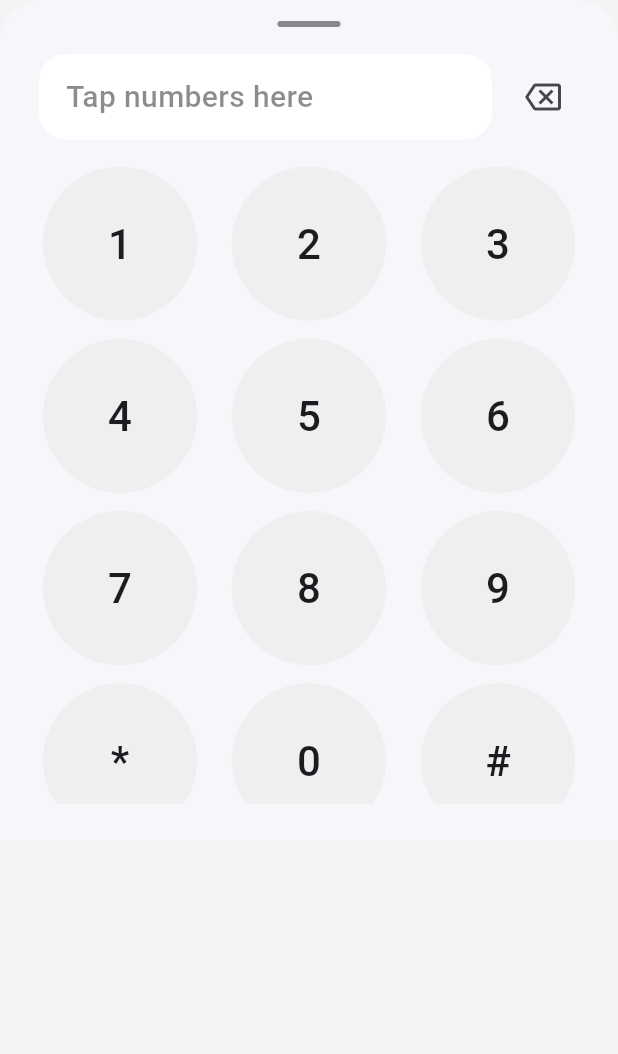
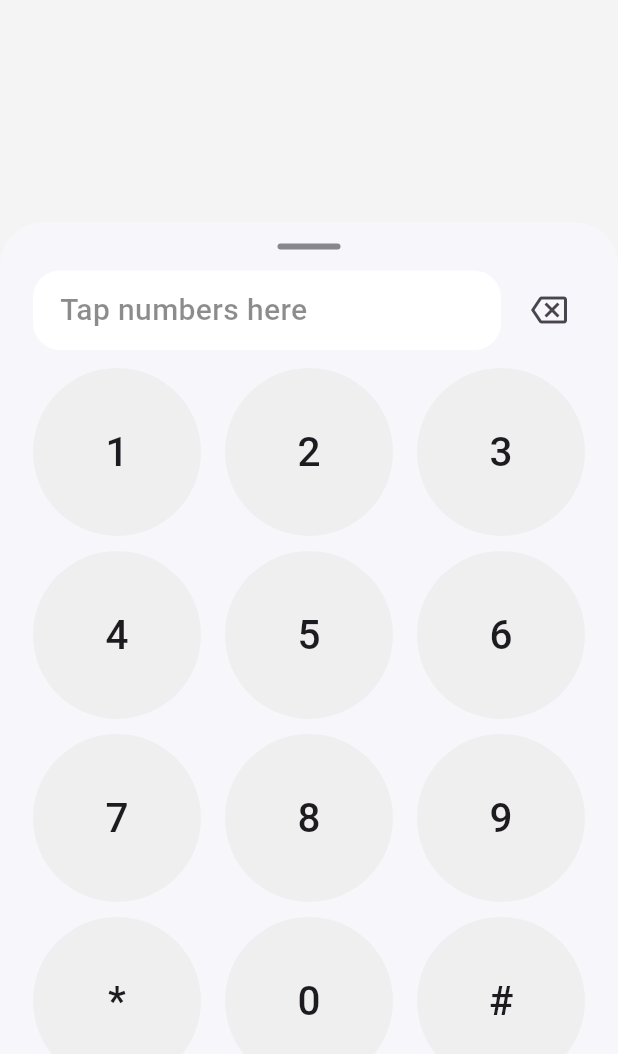
Before and after one commit to Craloloy/Roque-CS-Elective-2, a Flutter app: the _KeypadSheet widget shown alone on an empty page, opened directly, on a phone screen of 412 x 824 dp. Shown: the top 1054 px of the screen. Run offline on Flutter 3.47's test engine with Material 3 defaults, Android fonts, the phone set to English and light mode, and no system bars; key blocks and very long unbroken strings in the code were emptied for the run.

Commit message:
Fix responsive keypad and incoming call state

```diff
--- a/lib/main.dart
+++ b/lib/main.dart
@@ -7,6 +7,8 @@ import 'niki_image.dart';
 void main() {
   runApp(const CallApp());
 }
+
+enum CallStatus { incoming, connected, ended }
 
 class CallApp extends StatelessWidget {
   const CallApp({super.key});
@@ -38,7 +40,7 @@ class _CallScreenState extends State<CallScreen>
   bool isBluetoothOn = false;
   bool isOnHold = false;
   bool isSpeakerOn = false;
-  bool callEnded = false;
+  CallStatus callStatus = CallStatus.incoming;
 
   late final AnimationController _pulseController;
   late final MemoryImage _nikiImage;
@@ -59,10 +61,43 @@ class _CallScreenState extends State<CallScreen>
     super.dispose();
   }
 
+  String get _statusText {
+    switch (callStatus) {
+      case CallStatus.incoming:
+        return 'Incoming Call';
+      case CallStatus.connected:
+        return 'Connected';
+      case CallStatus.ended:
+        return 'Call Ended';
+    }
+  }
+
+  void _handleMainCallButton() {
+    setState(() {
+      switch (callStatus) {
+        case CallStatus.incoming:
+          callStatus = CallStatus.connected;
+          _pulseController.stop();
+          break;
+        case CallStatus.connected:
+          callStatus = CallStatus.ended;
+          _pulseController.stop();
+          break;
+        case CallStatus.ended:
+          callStatus = CallStatus.incoming;
+          _pulseController.repeat(reverse: true);
+          break;
+      }
+    });
+  }
+
   void _openKeypad() {
+    if (callStatus == CallStatus.ended) return;
+
     showModalBottomSheet<void>(
       context: context,
       isScrollControlled: true,
+      useSafeArea: true,
       backgroundColor: Colors.transparent,
       builder: (context) => const _KeypadSheet(),
     );
@@ -70,6 +105,9 @@ class _CallScreenState extends State<CallScreen>
 
   @override
   Widget build(BuildContext context) {
+    final isConnected = callStatus == CallStatus.connected;
+    final isEnded = callStatus == CallStatus.ended;
+
     return Scaffold(
       body: SafeArea(
         child: Center(
@@ -97,7 +135,7 @@ class _CallScreenState extends State<CallScreen>
               child: Column(
                 children: [
                   Text(
-                    callEnded ? 'Call Ended' : 'Incoming Call',
+                    _statusText,
                     style: const TextStyle(
                       fontSize: 16,
                       fontWeight: FontWeight.w500,
@@ -169,12 +207,14 @@ class _CallScreenState extends State<CallScreen>
                         icon: isMuted ? Icons.mic_off_outlined : Icons.mic_none,
                         label: 'Mute',
                         active: isMuted,
+                        enabled: isConnected,
                         onTap: () => setState(() => isMuted = !isMuted),
                       ),
                       _CallOption(
                         icon: Icons.bluetooth,
                         label: 'Bluetooth',
                         active: isBluetoothOn,
+                        enabled: isConnected,
                         onTap: () =>
                             setState(() => isBluetoothOn = !isBluetoothOn),
                       ),
@@ -182,6 +222,7 @@ class _CallScreenState extends State<CallScreen>
                         icon: Icons.phone_paused_outlined,
                         label: 'Hold',
                         active: isOnHold,
+                        enabled: isConnected,
                         onTap: () => setState(() => isOnHold = !isOnHold),
                       ),
                     ],
@@ -192,25 +233,18 @@ class _CallScreenState extends State<CallScreen>
                     children: [
                       IconButton(
                         tooltip: 'Keypad',
-                        onPressed: _openKeypad,
+                        onPressed: isEnded ? null : _openKeypad,
                         icon: const Icon(Icons.dialpad, size: 26),
                       ),
                       GestureDetector(
-                        onTap: () {
-                          setState(() => callEnded = !callEnded);
-                          if (callEnded) {
-                            _pulseController.stop();
-                          } else {
-                            _pulseController.repeat(reverse: true);
-                          }
-                        },
+                        onTap: _handleMainCallButton,
                         child: AnimatedContainer(
                           duration: const Duration(milliseconds: 250),
                           width: 70,
                           height: 70,
                           decoration: BoxDecoration(
                             shape: BoxShape.circle,
-                            color: callEnded
+                            color: isConnected
                                 ? const Color(0xFFE34B4B)
                                 : const Color(0xFF14C9DF),
                             boxShadow: const [
@@ -222,7 +256,7 @@ class _CallScreenState extends State<CallScreen>
                             ],
                           ),
                           child: Icon(
-                            callEnded ? Icons.call_end : Icons.call,
+                            isConnected ? Icons.call_end : Icons.call,
                             size: 34,
                             color: Colors.white,
                           ),
@@ -230,8 +264,11 @@ class _CallScreenState extends State<CallScreen>
                       ),
                       IconButton(
                         tooltip: 'Speaker',
-                        onPressed: () =>
-                            setState(() => isSpeakerOn = !isSpeakerOn),
+                        onPressed: isConnected
+                            ? () => setState(
+                                  () => isSpeakerOn = !isSpeakerOn,
+                                )
+                            : null,
                         icon: Icon(
                           isSpeakerOn
                               ? Icons.volume_up
@@ -257,10 +294,7 @@ class _CallScreenState extends State<CallScreen>
     return Container(
       width: size,
       height: size,
-      decoration: BoxDecoration(
-        shape: BoxShape.circle,
-        color: color,
-      ),
+      decoration: BoxDecoration(shape: BoxShape.circle, color: color),
     );
   }
 }
@@ -270,19 +304,23 @@ class _CallOption extends StatelessWidget {
     required this.icon,
     required this.label,
     required this.active,
+    required this.enabled,
     required this.onTap,
   });
 
   final IconData icon;
   final String label;
   final bool active;
+  final bool enabled;
   final VoidCallback onTap;
 
   @override
   Widget build(BuildContext context) {
+    final inactiveColor = enabled ? Colors.black54 : Colors.black26;
+
     return InkWell(
       borderRadius: BorderRadius.circular(16),
-      onTap: onTap,
+      onTap: enabled ? onTap : null,
       child: Padding(
         padding: const EdgeInsets.symmetric(horizontal: 7, vertical: 8),
         child: Column(
@@ -290,14 +328,14 @@ class _CallOption extends StatelessWidget {
             Icon(
               icon,
               size: 27,
-              color: active ? const Color(0xFF14AFC4) : Colors.black54,
+              color: active ? const Color(0xFF14AFC4) : inactiveColor,
             ),
             const SizedBox(height: 7),
             Text(
               label,
               style: TextStyle(
                 fontSize: 12,
-                color: active ? const Color(0xFF14AFC4) : Colors.black54,
+                color: active ? const Color(0xFF14AFC4) : inactiveColor,
               ),
             ),
           ],
@@ -318,9 +356,7 @@ class _KeypadSheetState extends State<_KeypadSheet> {
   String enteredNumber = '';
 
   void _onKeyTap(String key) {
-    setState(() {
-      enteredNumber += key;
-    });
+    setState(() => enteredNumber += key);
   }
 
   void _deleteLastDigit() {
@@ -339,11 +375,16 @@ class _KeypadSheetState extends State<_KeypadSheet> {
       '*', '0', '#',
     ];
 
-    return SafeArea(
-      top: false,
+    final screenHeight = MediaQuery.sizeOf(context).height;
+    final sheetHeight = (screenHeight * 0.82).clamp(480.0, 680.0);
+
+    return Align(
+      alignment: Alignment.bottomCenter,
       child: Container(
-        height: MediaQuery.of(context).size.height * 0.68,
-        padding: const EdgeInsets.fromLTRB(26, 14, 26, 24),
+        height: sheetHeight,
+        width: double.infinity,
+        constraints: const BoxConstraints(maxWidth: 640),
+        padding: const EdgeInsets.fromLTRB(22, 14, 22, 18),
         decoration: const BoxDecoration(
           color: Color(0xFFF7F6FA),
           borderRadius: BorderRadius.vertical(top: Radius.circular(28)),
@@ -358,14 +399,14 @@ class _KeypadSheetState extends State<_KeypadSheet> {
                 borderRadius: BorderRadius.circular(10),
               ),
             ),
-            const SizedBox(height: 18),
+            const SizedBox(height: 14),
             Row(
               children: [
                 Expanded(
                   child: Container(
                     padding: const EdgeInsets.symmetric(
                       horizontal: 18,
-                      vertical: 14,
+                      vertical: 12,
                     ),
                     decoration: BoxDecoration(
                       color: Colors.white,
@@ -373,6 +414,8 @@ class _KeypadSheetState extends State<_KeypadSheet> {
                     ),
                     child: Text(
                       enteredNumber.isEmpty ? 'Tap numbers here' : enteredNumber,
+                      maxLines: 1,
+                      overflow: TextOverflow.ellipsis,
                       style: TextStyle(
                         fontSize: 20,
                         color: enteredNumber.isEmpty
@@ -383,43 +426,58 @@ class _KeypadSheetState extends State<_KeypadSheet> {
                     ),
                   ),
                 ),
-                const SizedBox(width: 10),
+                const SizedBox(width: 8),
                 IconButton(
+                  tooltip: 'Delete',
                   onPressed: _deleteLastDigit,
                   icon: const Icon(Icons.backspace_outlined),
                 ),
               ],
             ),
-            const SizedBox(height: 18),
+            const SizedBox(height: 12),
             Expanded(
-              child: GridView.builder(
+              child: LayoutBuilder(
+                builder: (context, constraints) {
+                  final availableWidth = constraints.maxWidth;
+                  final availableHeight = constraints.maxHeight;
+                  final keyWidth = (availableWidth - 32) / 3;
+                  final keyHeight = (availableHeight - 30) / 4;
+                  final keySize = keyWidth < keyHeight ? keyWidth : keyHeight;
+
+                  return GridView.builder(
                     padding: EdgeInsets.zero,
                     physics: const NeverScrollableScrollPhysics(),
                     itemCount: keys.length,
-                gridDelegate: const SliverGridDelegateWithFixedCrossAxisCount(
+                    gridDelegate: SliverGridDelegateWithFixedCrossAxisCount(
                       crossAxisCount: 3,
-                  mainAxisSpacing: 12,
-                  crossAxisSpacing: 18,
-                  childAspectRatio: 1.05,
+                      mainAxisSpacing: 10,
+                      crossAxisSpacing: 16,
+                      mainAxisExtent: keySize,
                     ),
                     itemBuilder: (context, index) {
-                  return InkWell(
-                    borderRadius: BorderRadius.circular(60),
+                      return Center(
+                        child: SizedBox.square(
+                          dimension: keySize,
+                          child: Material(
+                            color: const Color(0xFFEFEFF0),
+                            shape: const CircleBorder(),
+                            child: InkWell(
+                              customBorder: const CircleBorder(),
                               onTap: () => _onKeyTap(keys[index]),
-                    child: Container(
-                      decoration: const BoxDecoration(
-                        shape: BoxShape.circle,
-                        color: Color(0xFFEFEFF0),
-                      ),
-                      alignment: Alignment.center,
+                              child: Center(
                                 child: Text(
                                   keys[index],
                                   style: const TextStyle(
-                          fontSize: 28,
+                                    fontSize: 27,
                                     fontWeight: FontWeight.w500,
                                   ),
                                 ),
                               ),
+                            ),
+                          ),
+                        ),
+                      );
+                    },
                   );
                 },
               ),
```
Lines whose indentation alone changed are shown as unchanged.
